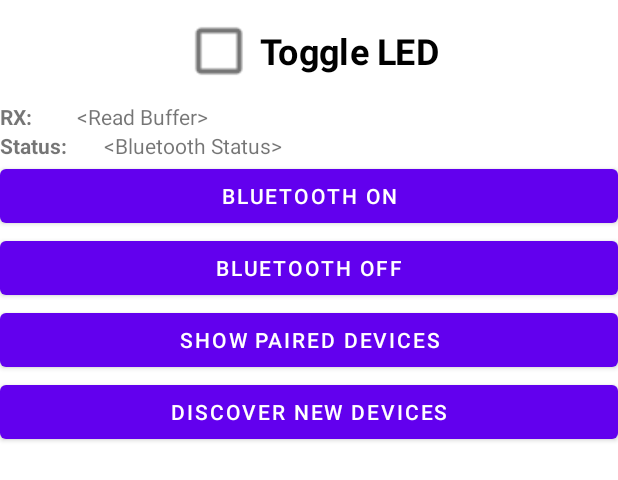
After one commit to urib94/Baby_Controller, an Android app: the layout activity_feeding.xml on its own in the app's theme, with its tools: preview values and no code run, on a phone screen of 412 x 824 dp. The commit adds this screen. Shown: the top 480 px of the screen. Run offline under Robolectric (Android 15) with nearby library versions, the phone set to English and light mode, and no system bars.

Commit message:
start working on bluetooth support

```diff
--- a/app/src/main/AndroidManifest.xml
+++ b/app/src/main/AndroidManifest.xml
@@ -1,6 +1,9 @@
 <?xml version="1.0" encoding="utf-8"?>
 <manifest xmlns:android="http://schemas.android.com/apk/res/android"
     package="com.baby_controller">
+
+    <uses-permission android:name="android.permission.BLUETOOTH_CONNECT" />
+    <uses-permission android:name="android.permission.BLUETOOTH_SCAN" />
 
     <application
         android:allowBackup="true"
--- a/app/src/main/java/com/baby_controller/MainActivity.java
+++ b/app/src/main/java/com/baby_controller/MainActivity.java
@@ -8,18 +8,13 @@ import android.widget.TextView;
 import androidx.appcompat.app.AppCompatActivity;
 
 import com.baby_controller.src.Baby;
-import com.baby_controller.src.Day;
-import com.baby_controller.src.FeedingHistory;
 import com.baby_controller.src.Institution;
-import com.baby_controller.src.InstitutionHandler;
 import com.baby_controller.src.Manager1;
-import com.baby_controller.src.Meal;
 import com.baby_controller.src.Parent;
 import com.baby_controller.src.User;
 import com.baby_controller.src.util.DatabaseManager;
 import com.google.android.material.snackbar.Snackbar;
 import com.google.firebase.FirebaseApp;
-import com.google.firebase.database.FirebaseDatabase;
 
 public class MainActivity extends AppCompatActivity {
 
--- /dev/null
+++ b/app/src/main/res/layout/activity_feeding.xml
@@ -0,0 +1,121 @@
+<?xml version="1.0" encoding="utf-8"?>
+<RelativeLayout xmlns:android="http://schemas.android.com/apk/res/android"
+    xmlns:tools="http://schemas.android.com/tools"
+    android:layout_width="match_parent"
+    android:layout_height="match_parent"
+    tools:context="BluetoothManager">
+
+
+    <LinearLayout
+        android:orientation="vertical"
+        android:layout_width="match_parent"
+        android:layout_height="match_parent">
+
+        <CheckBox
+            android:layout_width="wrap_content"
+            android:layout_height="wrap_content"
+            android:text="Toggle LED"
+            android:id="@+id/checkboxLED1"
+            android:layout_marginTop="10dp"
+            android:checked="false"
+            android:layout_alignLeft="@+id/bluetoothStatus"
+            android:layout_alignStart="@+id/bluetoothStatus"
+            android:scaleX="1.7"
+            android:scaleY="1.7"
+            android:textStyle="bold"
+            android:layout_gravity="center_horizontal" />
+
+        <LinearLayout
+            android:orientation="horizontal"
+            android:layout_width="match_parent"
+            android:layout_marginTop="10dp"
+            android:layout_height="wrap_content">
+            <TextView
+                android:layout_width="wrap_content"
+                android:layout_height="wrap_content"
+                android:layout_weight="0.1"
+                android:text="RX:"
+                android:ellipsize="end"
+                android:maxLines="1"
+                android:textStyle="bold" />
+            <TextView
+                android:layout_width="wrap_content"
+                android:layout_height="wrap_content"
+                android:layout_weight="0.9"
+                android:ellipsize="end"
+                android:maxLines="1"
+                android:text="@string/read_buffer"
+                android:id="@+id/readBuffer" />
+        </LinearLayout>
+
+        <LinearLayout
+            android:orientation="horizontal"
+            android:layout_width="match_parent"
+            android:layout_height="wrap_content">
+            <TextView
+                android:layout_width="wrap_content"
+                android:layout_height="wrap_content"
+                android:layout_weight="0.1"
+                android:text="Status:"
+                android:ellipsize="end"
+                android:maxLines="1"
+                android:textStyle="bold" />
+            <TextView
+                android:layout_width="wrap_content"
+                android:layout_height="wrap_content"
+                android:layout_weight="0.9"
+
+                android:text="@string/bluetooth_status"
+                android:id="@+id/bluetoothStatus"
+                android:ellipsize="end"
+                android:maxLines="1"
+                android:layout_centerHorizontal="true"
+                android:layout_alignTop="@+id/checkboxLED1" />
+        </LinearLayout>
+
+        <Button
+            android:layout_width="match_parent"
+            android:layout_height="wrap_content"
+            android:text="Bluetooth ON"
+            android:id="@+id/scan"
+            android:layout_centerVertical="true"
+            android:layout_toStartOf="@+id/off" />
+
+        <Button
+            android:layout_width="match_parent"
+            android:layout_height="wrap_content"
+            android:text="Bluetooth OFF"
+            android:id="@+id/off"
+            android:layout_alignBottom="@+id/scan"
+            android:layout_toEndOf="@+id/PairedBtn"
+            android:layout_toRightOf="@+id/PairedBtn" />
+
+        <Button
+            android:layout_width="match_parent"
+            android:layout_height="wrap_content"
+            android:text="Show paired Devices"
+            android:id="@+id/PairedBtn"
+            android:layout_below="@+id/scan"
+            android:layout_toStartOf="@+id/discover" />
+
+        <Button
+            android:layout_width="match_parent"
+            android:layout_height="wrap_content"
+            android:text="Discover New Devices"
+            android:id="@+id/discover"
+            android:layout_below="@+id/off"
+            android:layout_toRightOf="@+id/checkboxLED1"
+            android:layout_toEndOf="@+id/checkboxLED1" />
+
+        <ListView
+            android:layout_width="wrap_content"
+            android:layout_height="wrap_content"
+            android:id="@+id/devicesListView"
+            android:choiceMode="singleChoice"
+            android:layout_below="@+id/PairedBtn"
+            android:layout_alignRight="@+id/off"
+            android:layout_alignEnd="@+id/off" />
+
+    </LinearLayout>
+
+</RelativeLayout>
--- a/app/src/main/res/values/strings.xml
+++ b/app/src/main/res/values/strings.xml
@@ -2,4 +2,6 @@
     <string name="app_name">Baby_controller</string>
     <string name="enter">Enter</string>
     <string name="enter_the_chaild_wight_in_kg">Enter the chaild wight in KG</string>
+    <string name="read_buffer"><![CDATA[<Read Buffer>]]></string>
+    <string name="bluetooth_status"><![CDATA[<Bluetooth Status>]]></string>
 </resources>
```
Also changed, not shown: app/src/main/java/com/baby_controller/BluetoothManager.java (added, +348 -0 lines), app/src/main/java/com/baby_controller/src/UserManger.java (deleted, +0 -142 lines), app/src/main/java/com/baby_controller/src/util/MyBluetoothService.java (added, +108 -0 lines), 3 other files.
